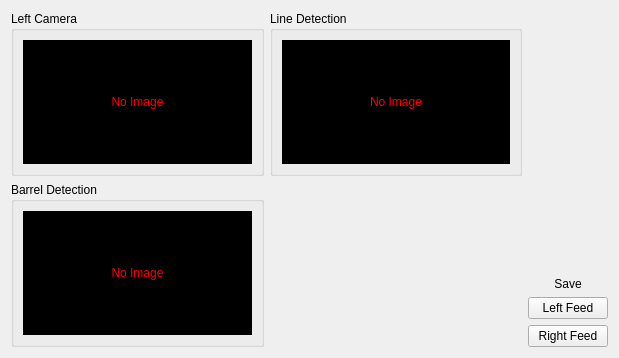
This is src/gui/adapters/cameraadapter.ui in RoboJackets/igvc-software as Qt 5 draws it before an edit. The edited form follows.
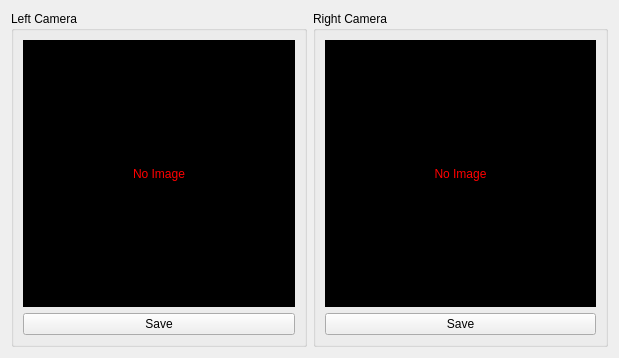
This is the edited form.

Commit message: Removes extra views from CameraAdapter. These should be in their own adapters.

The edit to the form file:
```diff
--- a/src/gui/adapters/cameraadapter.ui
+++ b/src/gui/adapters/cameraadapter.ui
@@ -67,13 +67,20 @@
         </property>
        </widget>
       </item>
+      <item row="2" column="0">
+       <widget class="QPushButton" name="saveLeft">
+        <property name="text">
+         <string>Save</string>
+        </property>
+       </widget>
+      </item>
      </layout>
     </widget>
    </item>
    <item row="0" column="1">
     <widget class="QGroupBox" name="groupBox_3">
      <property name="title">
-      <string>Line Detection</string>
+      <string>Right Camera</string>
      </property>
      <layout class="QGridLayout" name="gridLayout_3">
       <item row="0" column="0">
@@ -99,82 +106,16 @@
         </property>
        </widget>
       </item>
-     </layout>
-    </widget>
-   </item>
-   <item row="1" column="0">
-    <widget class="QGroupBox" name="groupBox_2">
-     <property name="title">
-      <string>Barrel Detection</string>
-     </property>
-     <layout class="QGridLayout" name="gridLayout_4">
       <item row="1" column="0">
-       <widget class="QLabel" name="barrelImg_label">
-        <property name="sizePolicy">
-         <sizepolicy hsizetype="Expanding" vsizetype="Expanding">
-          <horstretch>0</horstretch>
-          <verstretch>0</verstretch>
-         </sizepolicy>
-        </property>
-        <property name="styleSheet">
-         <string notr="true">color: rgb(255, 0, 0);
-background-color: rgb(0, 0, 0);</string>
-        </property>
+       <widget class="QPushButton" name="saveRight">
         <property name="text">
-         <string>No Image</string>
-        </property>
-        <property name="scaledContents">
-         <bool>true</bool>
-        </property>
-        <property name="alignment">
-         <set>Qt::AlignCenter</set>
+         <string>Save</string>
         </property>
        </widget>
       </item>
      </layout>
     </widget>
    </item>
-   <item row="0" column="2" rowspan="2">
-    <layout class="QVBoxLayout" name="verticalLayout">
-     <item>
-      <spacer name="verticalSpacer">
-       <property name="orientation">
-        <enum>Qt::Vertical</enum>
-       </property>
-       <property name="sizeHint" stdset="0">
-        <size>
-         <width>20</width>
-         <height>40</height>
-        </size>
-       </property>
-      </spacer>
-     </item>
-     <item>
-      <widget class="QLabel" name="label">
-       <property name="text">
-        <string>Save</string>
-       </property>
-       <property name="alignment">
-        <set>Qt::AlignCenter</set>
-       </property>
-      </widget>
-     </item>
-     <item>
-      <widget class="QPushButton" name="saveLeft">
-       <property name="text">
-        <string>Left Feed</string>
-       </property>
-      </widget>
-     </item>
-     <item>
-      <widget class="QPushButton" name="saveRight">
-       <property name="text">
-        <string>Right Feed</string>
-       </property>
-      </widget>
-     </item>
-    </layout>
-   </item>
   </layout>
  </widget>
  <resources/>
```
The commit also changes 2 other files.
